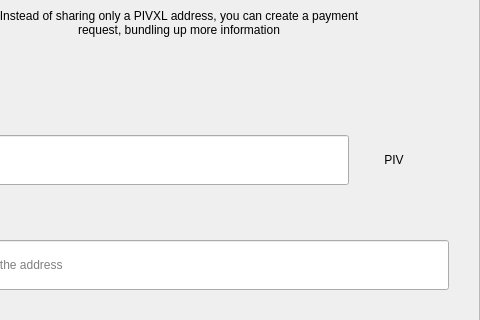
Before: the Qt Designer form src/qt/pivx/forms/requestdialog.ui in PivxLiteDev/PivxLite, drawn with Qt 5; both pictures show x 122 to 602 and y 123 to 443 of the 602 by 607 pixel window.
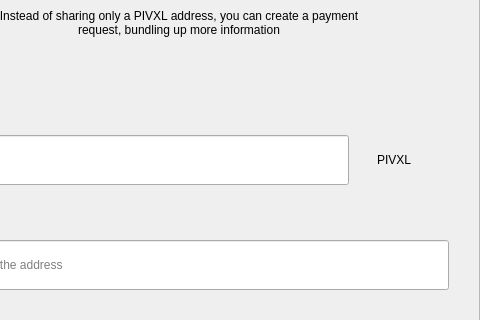
After: the same form once the commit is applied.

Commit message: renamed PIV -> PIVXL, zPIV -> zPIVXL, mPIV -> mPIVXL and uPIV -> uPIVXL renamed PIVX -> PIVXL

Diff of the .ui file:
```diff
--- a/src/qt/pivx/forms/requestdialog.ui
+++ b/src/qt/pivx/forms/requestdialog.ui
@@ -327,7 +327,7 @@
                    <item>
                     <widget class="QLabel" name="comboBoxCoin">
                      <property name="text">
-                      <string>PIV</string>
+                      <string>PIVXL</string>
                      </property>
                      <property name="alignment">
                       <set>Qt::AlignCenter</set>
```
The commit also changes 109 other files.
